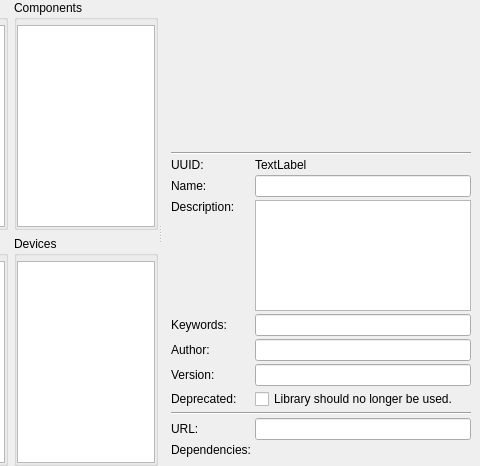
This is libs/librepcb/libraryeditor/lib/libraryoverviewwidget.ui in LibrePCB/LibrePCB as Qt 5 draws it before an edit; both pictures show x 296 to 776 and y 0 to 466 of the 776 by 466 pixel window. The edited form follows.
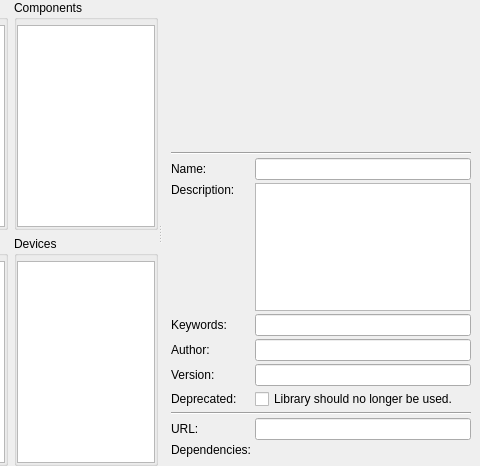
This is the edited form.

Diff of the .ui file:
```diff
--- a/libs/librepcb/libraryeditor/lib/libraryoverviewwidget.ui
+++ b/libs/librepcb/libraryeditor/lib/libraryoverviewwidget.ui
@@ -304,37 +304,20 @@
         </widget>
        </item>
        <item row="2" column="0">
-        <widget class="QLabel" name="label">
-         <property name="text">
-          <string>UUID:</string>
-         </property>
-        </widget>
-       </item>
-       <item row="2" column="1">
-        <widget class="QLabel" name="lblUuid">
-         <property name="text">
-          <string notr="true">TextLabel</string>
-         </property>
-         <property name="textInteractionFlags">
-          <set>Qt::LinksAccessibleByMouse|Qt::TextSelectableByMouse</set>
-         </property>
-        </widget>
-       </item>
-       <item row="3" column="0">
         <widget class="QLabel" name="label_2">
          <property name="text">
           <string>Name:</string>
          </property>
         </widget>
        </item>
-       <item row="3" column="1">
+       <item row="2" column="1">
         <widget class="QLineEdit" name="edtName">
          <property name="maxLength">
           <number>50</number>
          </property>
         </widget>
        </item>
-       <item row="4" column="0">
+       <item row="3" column="0">
         <widget class="QLabel" name="label_3">
          <property name="text">
           <string>Description:</string>
@@ -344,7 +327,7 @@
          </property>
         </widget>
        </item>
-       <item row="4" column="1">
+       <item row="3" column="1">
         <widget class="QPlainTextEdit" name="edtDescription"/>
        </item>
        <item row="5" column="0">
```
Left out of the diff: 24 changed lines with no effect on the pictures.
